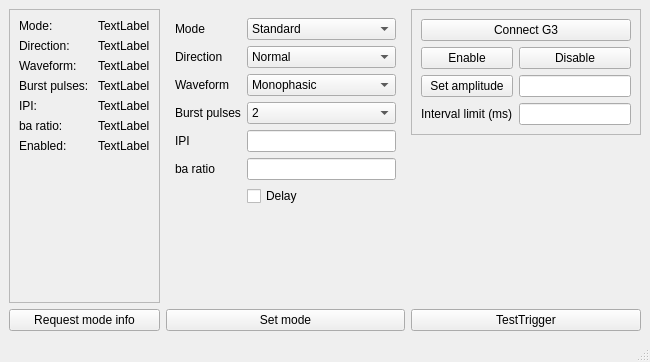
First picture: the form in UI/triggeringwindow.ui, repository VeikkaLeppanen/Real_Time_EEG, before the edit.
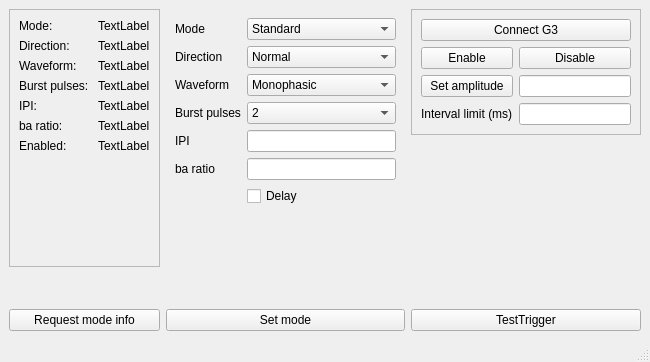
Second picture: the form after the edit.

Diff of the .ui file:
```diff
--- a/UI/triggeringwindow.ui
+++ b/UI/triggeringwindow.ui
@@ -352,6 +352,32 @@
       </layout>
      </widget>
     </item>
+    <item row="1" column="1">
+     <widget class="QLabel" name="SetModeError">
+      <property name="maximumSize">
+       <size>
+        <width>16777215</width>
+        <height>30</height>
+       </size>
+      </property>
+      <property name="text">
+       <string/>
+      </property>
+     </widget>
+    </item>
+    <item row="1" column="0">
+     <widget class="QLabel" name="RequestInfoError">
+      <property name="maximumSize">
+       <size>
+        <width>16777215</width>
+        <height>30</height>
+       </size>
+      </property>
+      <property name="text">
+       <string/>
+      </property>
+     </widget>
+    </item>
    </layout>
   </widget>
   <widget class="QMenuBar" name="menubar">
```
Left out of the diff: 312 changed lines with no effect on the pictures.
